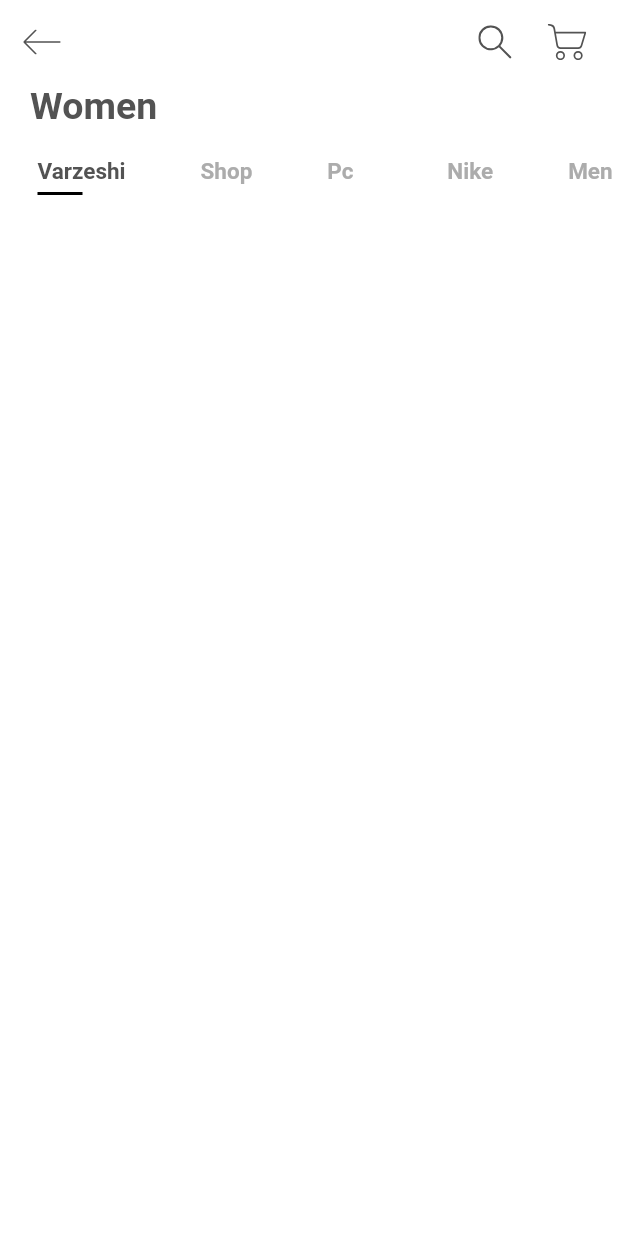
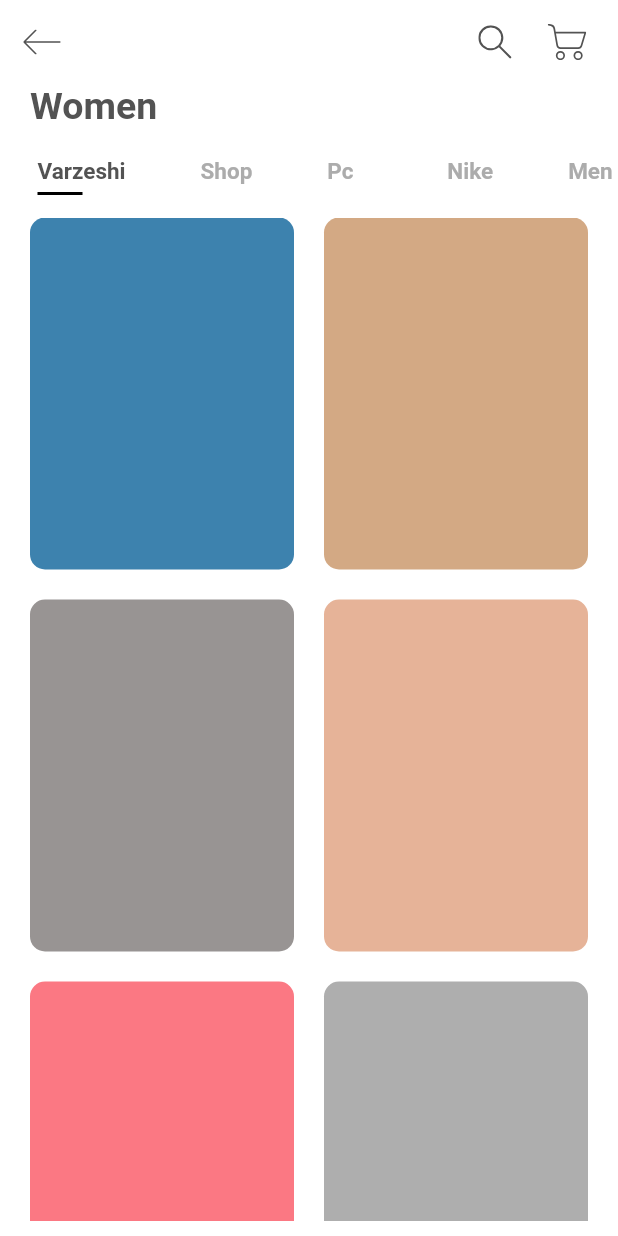
Before and after one commit to mehdi2960/shop_flutter, a Flutter app: the screen it shows after launch, on a phone screen of 412 x 824 dp. Run offline on Flutter 3.47's test engine with Material 2 defaults, Android fonts, the phone set to English and light mode, and no system bars; our stand-ins replace flutter_svg.

Commit message:
GridView

```diff
--- a/lib/components/body.dart
+++ b/lib/components/body.dart
@@ -1,5 +1,6 @@
 import 'package:flutter/material.dart';
 import 'package:shop_flutter/components/categories.dart';
+import '../moduls/product.dart';
 
 class Body extends StatelessWidget {
   const Body({Key? key}) : super(key: key);
@@ -11,13 +12,46 @@
       children: [
         Container(
           padding: EdgeInsets.symmetric(horizontal: 20),
-          child:Text(
+          child: Text(
             "Women",
-            style: TextStyle(fontWeight: FontWeight.bold,fontSize: 25),
+            style: TextStyle(fontWeight: FontWeight.bold, fontSize: 25),
           ),
         ),
-        SizedBox(height: 20,),
+        SizedBox(
+          height: 20,
+        ),
         Category(),
+        Expanded(
+          child: Container(
+            margin: EdgeInsets.symmetric(horizontal: 20, vertical: 10),
+            child: GridView.builder(
+                gridDelegate: SliverGridDelegateWithFixedCrossAxisCount(
+                  crossAxisCount: 2,
+                  crossAxisSpacing: 20,
+                  mainAxisSpacing: 20,
+                  childAspectRatio: 0.75,
+                ),
+                itemCount: products.length,
+                itemBuilder: (BuildContext context, int index) {
+                  Product product = products[index];
+                  return Container(
+                    child: Column(
+                      children: [
+                        Expanded(
+                          child: Container(
+                            decoration: BoxDecoration(
+                              borderRadius: BorderRadius.circular(10),
+                              color: product.color,
+                            ),
+
+                          ),
+                        )
+                      ],
+                    ),
+                  );
+                }),
+          ),
+        ),
       ],
     );
   }
--- /dev/null
+++ b/lib/moduls/product.dart
@@ -0,0 +1,71 @@
+import 'package:flutter/material.dart';
+
+class Product {
+  final String image, title, description;
+  final int price, size, id;
+  final Color color;
+  Product({
+    required this.id,
+    required this.image,
+    required this.title,
+    required this.price,
+    required this.description,
+    required this.size,
+    required this.color,
+  });
+}
+
+List<Product> products = [
+  Product(
+      id: 1,
+      title: "Office Code",
+      price: 234,
+      size: 12,
+      description: dummyText,
+      image: "assets/images/bag_1.png",
+      color: Color(0xFF3D82AE)),
+  Product(
+      id: 2,
+      title: "Belt Bag",
+      price: 234,
+      size: 8,
+      description: dummyText,
+      image: "assets/images/bag_2.png",
+      color: Color(0xFFD3A984)),
+  Product(
+      id: 3,
+      title: "Hang Top",
+      price: 234,
+      size: 10,
+      description: dummyText,
+      image: "assets/images/bag_3.png",
+      color: Color(0xFF989493)),
+  Product(
+      id: 4,
+      title: "Old Fashion",
+      price: 234,
+      size: 11,
+      description: dummyText,
+      image: "assets/images/bag_4.png",
+      color: Color(0xFFE6B398)),
+  Product(
+      id: 5,
+      title: "Office Code",
+      price: 234,
+      size: 12,
+      description: dummyText,
+      image: "assets/images/bag_5.png",
+      color: Color(0xFFFB7883)),
+  Product(
+    id: 6,
+    title: "Office Code",
+    price: 234,
+    size: 12,
+    description: dummyText,
+    image: "assets/images/bag_6.png",
+    color: Color(0xFFAEAEAE),
+  ),
+];
+
+String dummyText =
+    "Lorem Ipsum is simply dummy text of the printing and typesetting industry. Lorem Ipsum has been the industry's standard dummy text ever since. When an unknown printer took a galley.";
```
